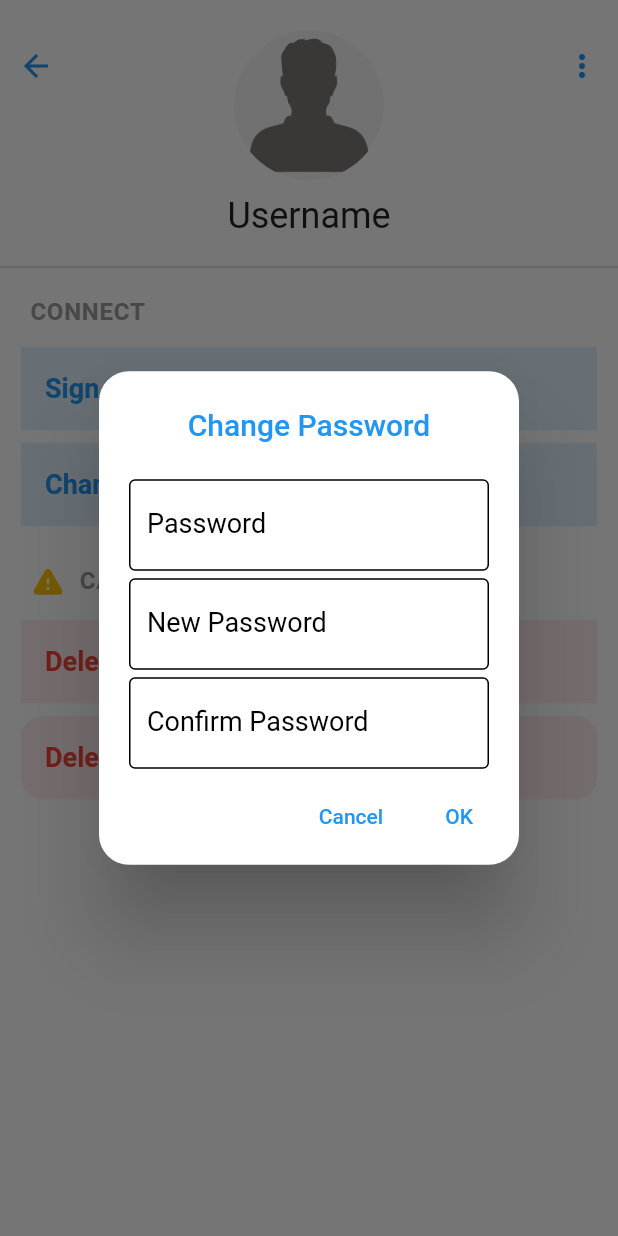
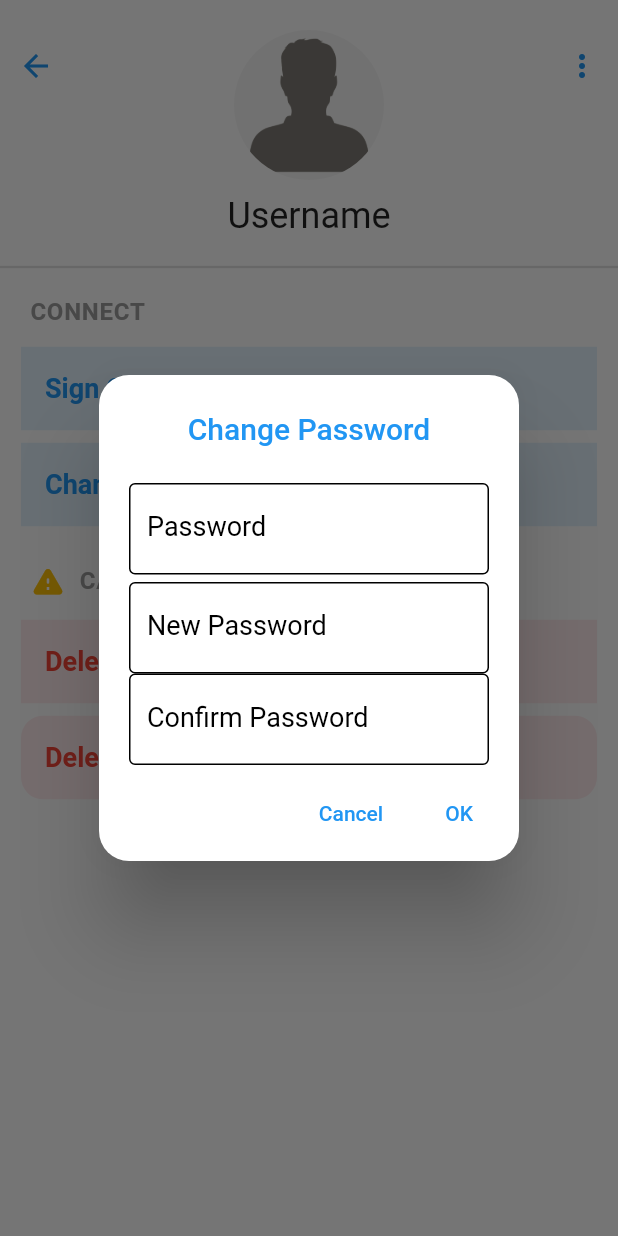
Before and after one commit to CongPhiNguyen/FocusAssists, a Flutter app: the AccountSettingScreen screen opened directly, after a tap on "Change Password", on a phone screen of 412 x 824 dp. Run offline on Flutter 3.47's test engine with Material 2 defaults, Android fonts, the phone set to English and light mode, and no system bars; our stand-ins replace audioplayers, cloud_firestore, curved_navigation_bar, firebase_auth, firebase_core, firebase_storage and 15 more; missing offline and left inert: flutter_config, flutter_gifimage, flutter_volume_slider, simple_timer; accounts and stored records are empty; statements that could not run were skipped.

Commit message:
update change password UI

```diff
--- a/focus_assists/lib/pages/settings/account_setting_screen.dart
+++ b/focus_assists/lib/pages/settings/account_setting_screen.dart
@@ -725,7 +725,7 @@ class _AccountSettingScreenState extends State<AccountSettingScreen> {
                 //   height: 1,
                 //   color: Colors.blue,
                 // ),
-                SizedBox(height: 5),
+
                 TextField(
                   controller: confirmNewPasswordEditingController,
                   obscureText: true,
```
